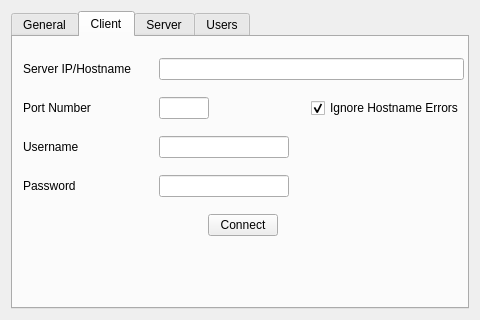
First picture: the form in resources/preferences.ui, repository jiakeliu/Cobra, before the edit.
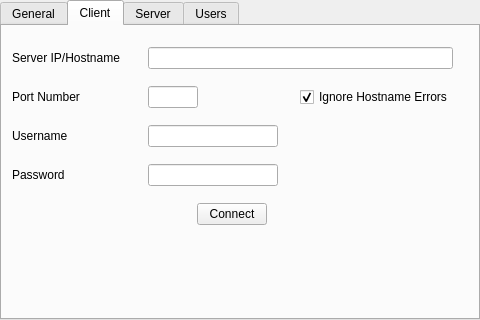
Second picture: the form after the edit. The open tabs and pages were chosen to show the change. Icons and pictures are not drawn.

Commit message: Removed the connection pain from the main window.

Patch:
```diff
--- a/resources/preferences.ui
+++ b/resources/preferences.ui
@@ -48,6 +48,9 @@
    <bool>true</bool>
   </property>
   <layout class="QVBoxLayout" name="verticalLayout_5">
+   <property name="margin">
+    <number>0</number>
+   </property>
    <item>
     <layout class="QVBoxLayout" name="verticalLayout">
      <item>
```
Left out of the diff: 2 changed lines with no effect on the pictures. The commit also changes 6 other files.
